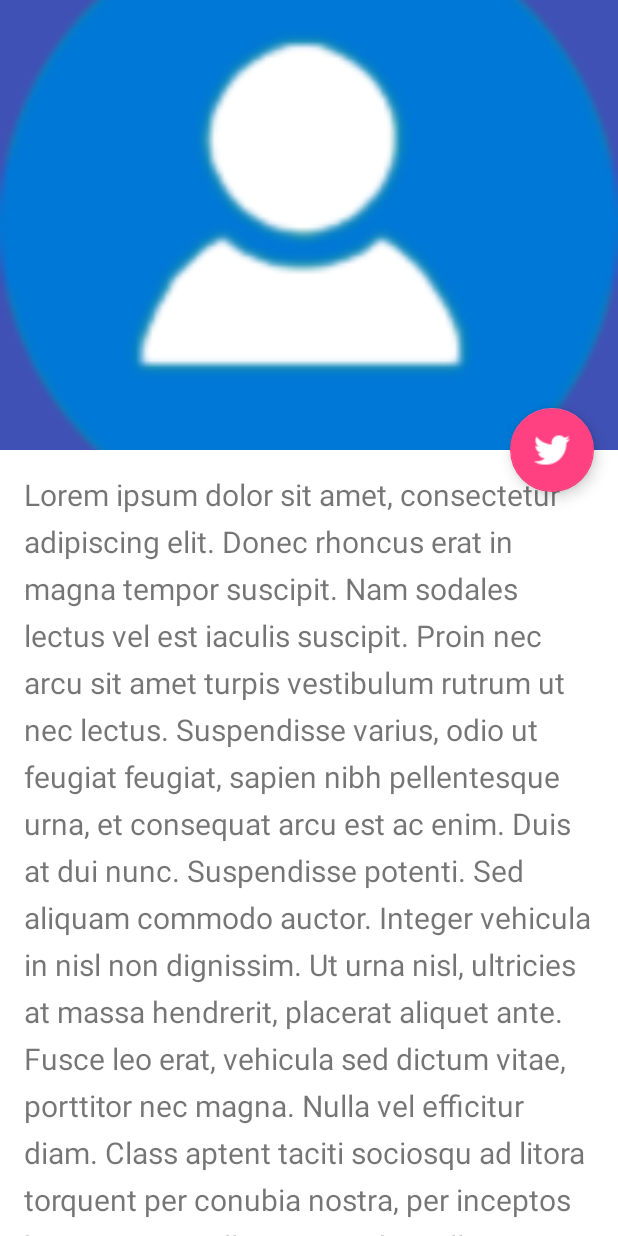
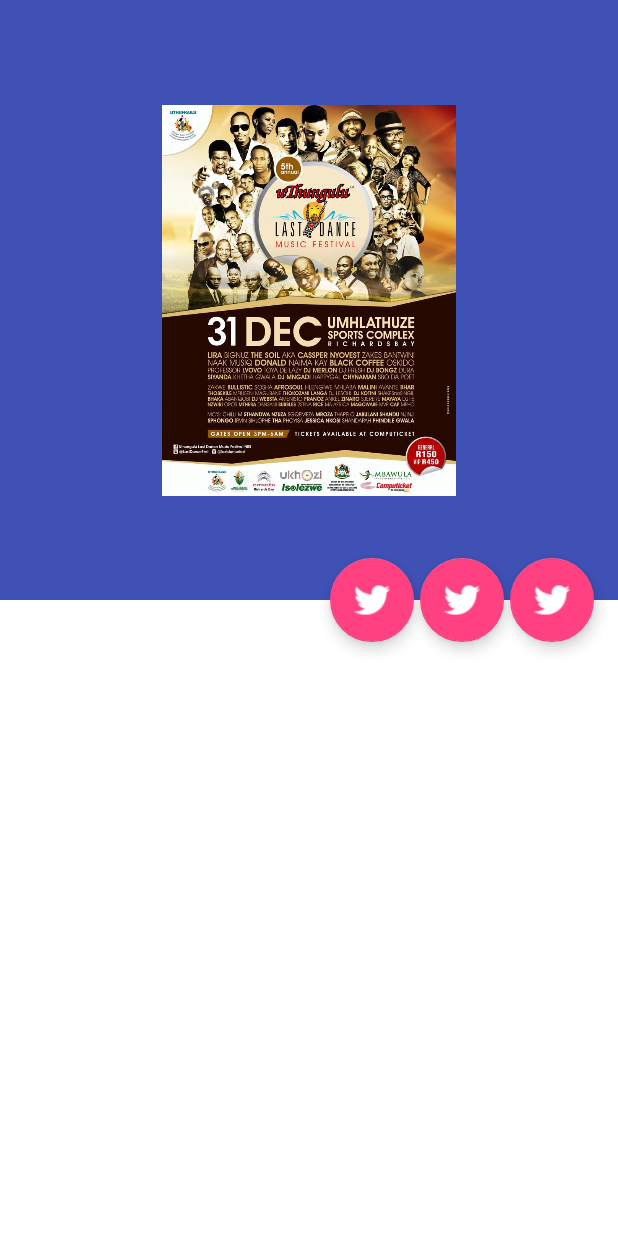
Before and after one commit to Nhlakanipho-Fakude/easyticket, an Android app: the Item screen opened directly, with no data from a screen before it, on a phone screen of 412 x 824 dp. Run offline under Robolectric (Android 15) with nearby library versions, the phone set to English and light mode, and no system bars.

Commit message:
added ticket type buttons

```diff
--- a/app/src/main/res/layout/test_layout.xml
+++ b/app/src/main/res/layout/test_layout.xml
@@ -12,7 +12,7 @@
     <android.support.design.widget.AppBarLayout
         android:id="@+id/main.appbar"
         android:layout_width="match_parent"
-        android:layout_height="300dp"
+        android:layout_height="400dp"
         android:theme="@style/ThemeOverlay.AppCompat.Dark.ActionBar"
         android:fitsSystemWindows="true"
         >
@@ -21,20 +21,19 @@
             android:id="@+id/main.collapsing"
             android:layout_width="match_parent"
             android:layout_height="match_parent"
-            app:layout_scrollFlags="scroll|exitUntilCollapsed"
+            app:layout_scrollFlags="scroll|snap|exitUntilCollapsed"
             android:fitsSystemWindows="true"
             app:contentScrim="?attr/colorPrimary"
             app:expandedTitleMarginStart="48dp"
-            app:expandedTitleMarginEnd="64dp"
-            >
+            app:expandedTitleMarginEnd="64dp">
 
             <ImageView
                 android:id="@+id/main.backdrop"
                 android:layout_width="match_parent"
                 android:layout_height="match_parent"
-                android:scaleType="centerCrop"
+                android:scaleType="centerInside"
                 android:fitsSystemWindows="true"
-                android:src="@drawable/user"
+                android:src="@mipmap/poster_background"
                 app:layout_collapseMode="parallax"
                 />
 
@@ -48,27 +47,25 @@
         </android.support.design.widget.CollapsingToolbarLayout>
     </android.support.design.widget.AppBarLayout>
 
-    <android.support.v4.widget.NestedScrollView
-        android:layout_width="match_parent"
-        android:layout_height="match_parent"
-        app:layout_behavior="@string/appbar_scrolling_view_behavior">
-
-        <TextView
-            android:layout_width="match_parent"
-            android:layout_height="wrap_content"
-            android:textSize="20sp"
-            android:lineSpacingExtra="8dp"
-            android:text="@string/lorem"
-            android:padding="@dimen/activity_horizontal_margin"
-            />
-    </android.support.v4.widget.NestedScrollView>
-
     <android.support.design.widget.FloatingActionButton
         android:layout_height="wrap_content"
         android:layout_width="wrap_content"
         android:layout_margin="@dimen/activity_horizontal_margin"
         android:src="@drawable/twitter_logo"
         app:layout_anchor="@id/main.appbar"
-        app:layout_anchorGravity="bottom|right|end"
-        />
+        app:layout_anchorGravity="bottom|right|end" />
+    <android.support.design.widget.FloatingActionButton
+        android:layout_height="wrap_content"
+        android:layout_width="wrap_content"
+        android:layout_margin="136dp"
+        android:src="@drawable/twitter_logo"
+        app:layout_anchor="@id/main.appbar"
+        app:layout_anchorGravity="bottom|right|end" />
+    <android.support.design.widget.FloatingActionButton
+        android:layout_height="wrap_content"
+        android:layout_width="wrap_content"
+        android:layout_margin="76dp"
+        android:src="@drawable/twitter_logo"
+        app:layout_anchor="@id/main.appbar"
+        app:layout_anchorGravity="bottom|right|end" />
 </android.support.design.widget.CoordinatorLayout>
```
